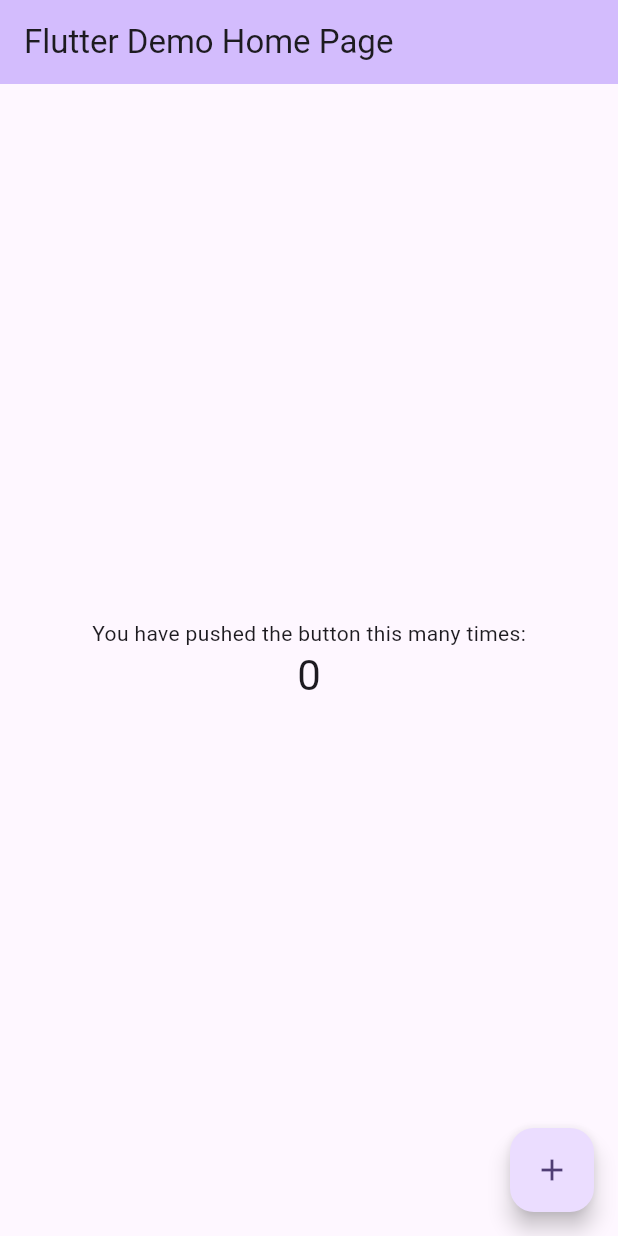
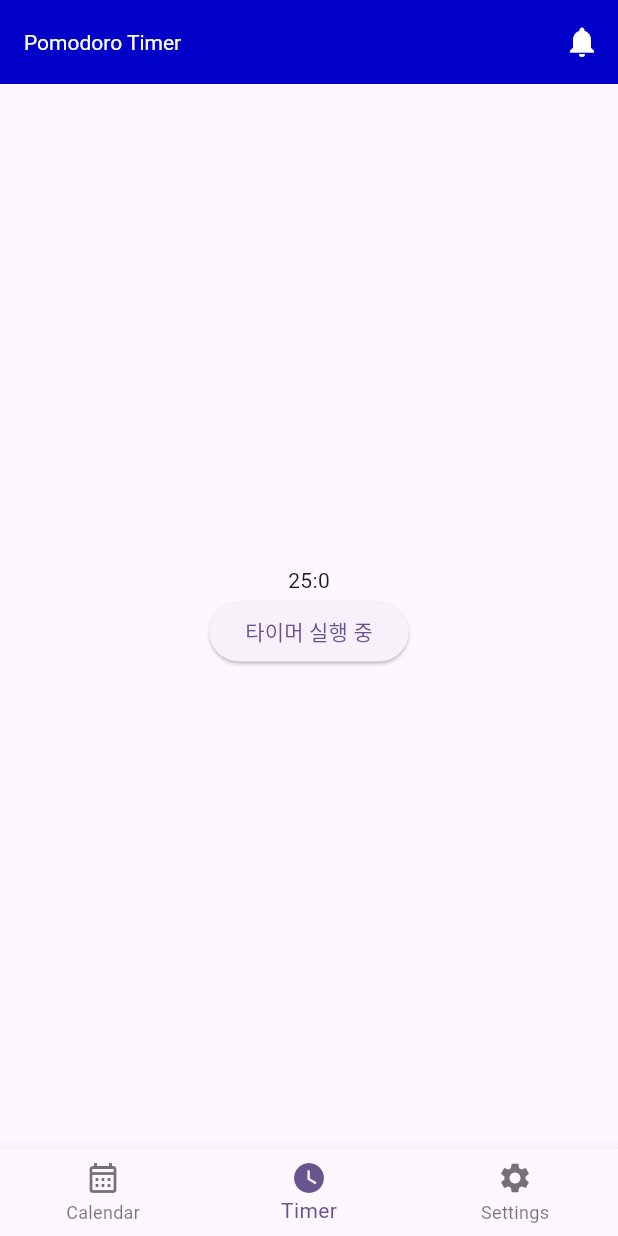
Before and after one commit to devpyc/oss_term_project, a Flutter app: the MyHomePage screen opened directly, on a phone screen of 412 x 824 dp. Run offline on Flutter 3.47's test engine with Material 3 defaults, Android fonts, the phone set to English and light mode, and no system bars.

Commit message:
mainPage

```diff
--- /dev/null
+++ b/lib/configuration.dart
@@ -0,0 +1,6 @@
+// import 'package:flutter/material.dart';
+
+class StaticVariableSet {
+  static int a = 0;
+  static String b = "";
+}
--- a/lib/main.dart
+++ b/lib/main.dart
@@ -1,51 +1,39 @@
 import 'package:flutter/material.dart';
+import 'package:flutter/services.dart';
+import 'dart:async';
+
+import 'test000.dart';
+import 'test001.dart';
+import 'test002.dart';
 
 void main() {
+  WidgetsFlutterBinding.ensureInitialized();
+
+  SystemChrome.setPreferredOrientations([
+    DeviceOrientation.portraitUp
+  ]);
+
   runApp(const MyApp());
 }
 
 class MyApp extends StatelessWidget {
   const MyApp({super.key});
 
-  // This widget is the root of your application.
   @override
   Widget build(BuildContext context) {
     return MaterialApp(
+      debugShowCheckedModeBanner: false,
       title: 'Flutter Demo',
       theme: ThemeData(
-        // This is the theme of your application.
-        //
-        // TRY THIS: Try running your application with "flutter run". You'll see
-        // the application has a purple toolbar. Then, without quitting the app,
-        // try changing the seedColor in the colorScheme below to Colors.green
-        // and then invoke "hot reload" (save your changes or press the "hot
-        // reload" button in a Flutter-supported IDE, or press "r" if you used
-        // the command line to start the app).
-        //
-        // Notice that the counter didn't reset back to zero; the application
-        // state is not lost during the reload. To reset the state, use hot
-        // restart instead.
-        //
-        // This works for code too, not just values: Most code changes can be
-        // tested with just a hot reload.
         colorScheme: ColorScheme.fromSeed(seedColor: Colors.deepPurple),
       ),
-      home: const MyHomePage(title: 'Flutter Demo Home Page'),
+      home: const MyHomePage(title: 'Pomodoro Timer'),
     );
   }
 }
 
 class MyHomePage extends StatefulWidget {
   const MyHomePage({super.key, required this.title});
-
-  // This widget is the home page of your application. It is stateful, meaning
-  // that it has a State object (defined below) that contains fields that affect
-  // how it looks.
-
-  // This class is the configuration for the state. It holds the values (in this
-  // case the title) provided by the parent (in this case the App widget) and
-  // used by the build method of the State. Fields in a Widget subclass are
-  // always marked "final".
 
   final String title;
 
@@ -54,69 +42,108 @@
 }
 
 class _MyHomePageState extends State<MyHomePage> {
-  int _counter = 0;
+  final GlobalKey<ScaffoldState> _scaffoldKey = GlobalKey<ScaffoldState>();
+  var _index = 1;
 
-  void _incrementCounter() {
-    setState(() {
-      // This call to setState tells the Flutter framework that something has
-      // changed in this State, which causes it to rerun the build method below
-      // so that the display can reflect the updated values. If we changed
-      // _counter without calling setState(), then the build method would not be
-      // called again, and so nothing would appear to happen.
-      _counter++;
+  int timercho = 10;
+  late Timer _timer;
+
+  void startTimer() {
+    _timer = Timer.periodic(Duration(seconds: 1), (timer) {
+      if (timercho == 0) {
+        setState(() {
+          timer.cancel();
+        });
+      } else {
+        setState(() {
+          timercho--;
+        });
+      }
     });
+  }
+
+  List<Widget> _pages = [
+    test000(),
+    test001(),
+    test002()
+  ];
+
+  @override
+  void initState() {
+    super.initState();
+    startTimer();
+  }
+
+  @override
+  void dispose() {
+    super.dispose();
+    _timer.cancel();
   }
 
   @override
   Widget build(BuildContext context) {
-    // This method is rerun every time setState is called, for instance as done
-    // by the _incrementCounter method above.
-    //
-    // The Flutter framework has been optimized to make rerunning build methods
-    // fast, so that you can just rebuild anything that needs updating rather
-    // than having to individually change instances of widgets.
     return Scaffold(
+      key: _scaffoldKey,
       appBar: AppBar(
-        // TRY THIS: Try changing the color here to a specific color (to
-        // Colors.amber, perhaps?) and trigger a hot reload to see the AppBar
-        // change color while the other colors stay the same.
-        backgroundColor: Theme.of(context).colorScheme.inversePrimary,
-        // Here we take the value from the MyHomePage object that was created by
-        // the App.build method, and use it to set our appbar title.
+        backgroundColor: Color.fromARGB(255, 0, 0, 200),
         title: Text(widget.title),
+        titleTextStyle: TextStyle(color: Color.fromARGB(255, 255, 255, 255)),
+        iconTheme: const IconThemeData(
+          color: Colors.white,
+        ),
+        actions: [
+          IconButton(
+            icon: Icon(Icons.notifications),
+            onPressed: () {
+              _scaffoldKey.currentState?.openEndDrawer();
+            },
+          ),
+        ],
       ),
-      body: Center(
-        // Center is a layout widget. It takes a single child and positions it
-        // in the middle of the parent.
-        child: Column(
-          // Column is also a layout widget. It takes a list of children and
-          // arranges them vertically. By default, it sizes itself to fit its
-          // children horizontally, and tries to be as tall as its parent.
-          //
-          // Column has various properties to control how it sizes itself and
-          // how it positions its children. Here we use mainAxisAlignment to
-          // center the children vertically; the main axis here is the vertical
-          // axis because Columns are vertical (the cross axis would be
-          // horizontal).
-          //
-          // TRY THIS: Invoke "debug painting" (choose the "Toggle Debug Paint"
-          // action in the IDE, or press "p" in the console), to see the
-          // wireframe for each widget.
-          mainAxisAlignment: MainAxisAlignment.center,
-          children: <Widget>[
-            const Text('You have pushed the button this many times:'),
-            Text(
-              '$_counter',
-              style: Theme.of(context).textTheme.headlineMedium,
-            ),
-          ],
-        ),
+      endDrawer: SizedBox(
+        width: MediaQuery.of(context).size.width,
+        // child: const alarmPage()
       ),
-      floatingActionButton: FloatingActionButton(
-        onPressed: _incrementCounter,
-        tooltip: 'Increment',
-        child: const Icon(Icons.add),
-      ), // This trailing comma makes auto-formatting nicer for build methods.
+      body: _pages[_index],
+      // body: Center(
+      //   child: Column(
+      //     mainAxisAlignment: MainAxisAlignment.center,
+      //     crossAxisAlignment: CrossAxisAlignment.center,
+      //     children: <Widget>[
+      //       Text('$timercho'),
+      //       ElevatedButton(
+      //         onPressed: () {
+      //           if (!_timer.isActive) {
+      //             timercho = 10;
+      //             startTimer();
+      //           }
+      //         },
+      //         child: Text(_timer.isActive ? '타이머 실행 중' : '타이머 시작')
+      //       )
+      //     ],
+      //   ),
+      // ),
+      // floatingActionButton: FloatingActionButton(
+      //   onPressed: _incrementCounter,
+      //   tooltip: 'Increment',
+      //   child: const Icon(Icons.add),
+      // ),
+      bottomNavigationBar: BottomNavigationBar(
+        // showSelectedLabels: false,
+        // showUnselectedLabels: false,
+        currentIndex: _index,
+        onTap: (value) {
+          setState(() {
+            _index = value;
+            // print(_index);
+          });
+        },
+        items: [
+          BottomNavigationBarItem(icon: Icon(Icons.calendar_month_outlined), label: 'Calendar', activeIcon: Icon(Icons.calendar_month)),
+          BottomNavigationBarItem(icon: Icon(Icons.query_builder_rounded), label: 'Timer', activeIcon: Icon(Icons.watch_later)),
+          BottomNavigationBarItem(icon: Icon(Icons.settings), label: 'Settings', activeIcon: Icon(Icons.settings_suggest))
+        ],
+      ),
     );
   }
 }
--- /dev/null
+++ b/lib/test001.dart
@@ -0,0 +1,72 @@
+import 'package:flutter/material.dart';
+import 'dart:async';
+
+class test001 extends StatefulWidget {
+  // const test000({super.key, required this.title});
+
+  // final String title;
+
+  @override
+  State<test001> createState() => test001State();
+}
+
+class test001State extends State<test001> {
+  // const test000State({super.key});
+  int timercho = 00;
+  int timerbun = 25;
+  late Timer _timer;
+
+  void startTimer() {
+    _timer = Timer.periodic(Duration(seconds: 1), (timer) {
+      if (timerbun == 0 && timercho == 0) {
+        setState(() {
+          timer.cancel();
+        });
+      } else if (timercho == 0) {
+        timercho = 59;
+        timerbun--;
+      } else {
+        setState(() {
+          timercho--;
+        });
+      }
+      print(timercho);
+    });
+  }
+
+  @override
+  void initState() {
+    super.initState();
+    startTimer();
+  }
+
+  @override
+  void dispose() {
+    super.dispose();
+    _timer.cancel();
+  }
+
+  @override
+  Widget build(BuildContext context) {
+    return Container(
+      child: Center(
+        child: Column(
+          mainAxisAlignment: MainAxisAlignment.center,
+          crossAxisAlignment: CrossAxisAlignment.center,
+          children: <Widget>[
+            Text('$timerbun' + ':' + '$timercho'),
+            ElevatedButton(
+              onPressed: () {
+                if (!_timer.isActive) {
+                  timercho = 11;
+                  startTimer();
+                }
+              },
+              child: Text(_timer.isActive ? '타이머 실행 중' : '타이머 시작')
+            )
+          ],
+        )
+      ),
+    );
+  }
+}
```
Also changed, not shown: lib/test000.dart (added, +40 -0 lines), lib/test002.dart (added, +23 -0 lines), lib/timerPage.dart (added, +51 -0 lines).
